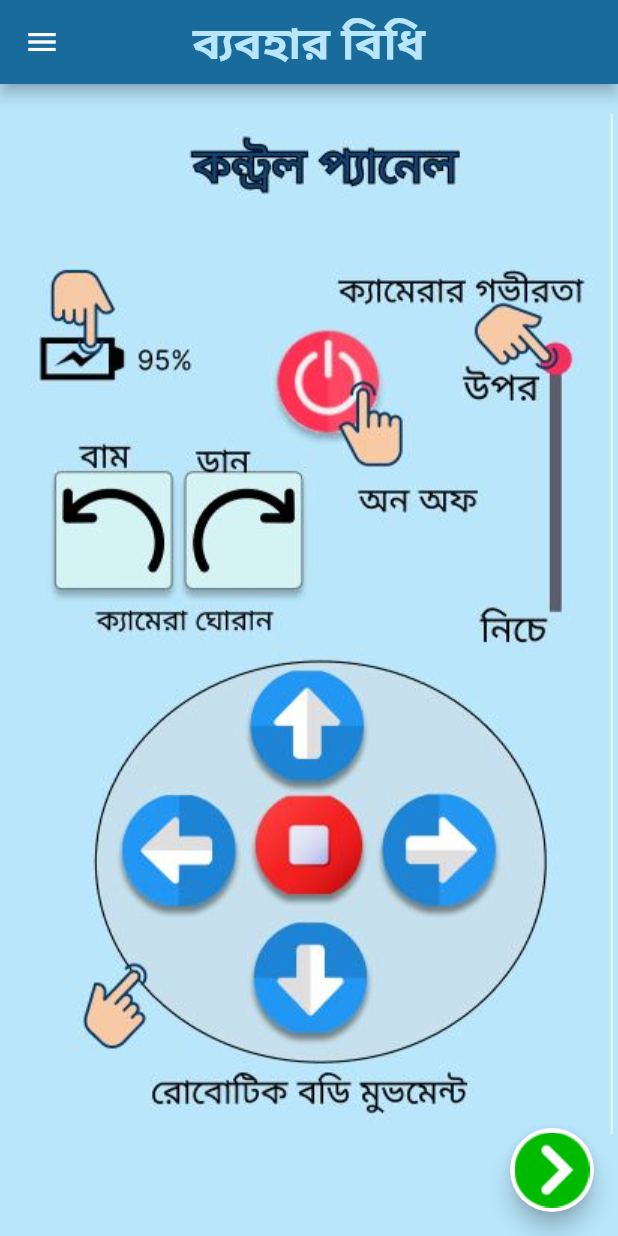
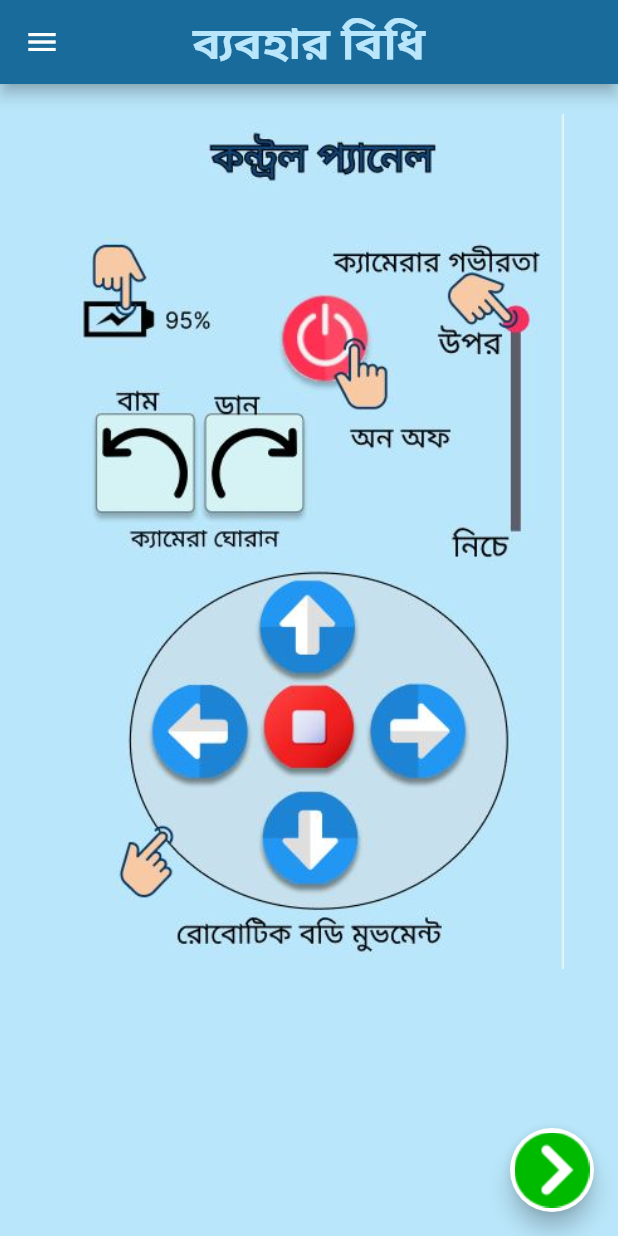
Before and after one commit to adibhossain/anchor_eye, a Flutter app: the Manual1 screen opened by its route, on a phone screen of 412 x 824 dp. Run offline on Flutter 3.47's test engine with Material 2 defaults, Android fonts, the phone set to English and light mode, and no system bars; our stand-ins replace flutter_spinkit, sidebarx, syncfusion_flutter_charts.

Commit message:
fixed manual image size

```diff
--- a/lib/pages/manual1.dart
+++ b/lib/pages/manual1.dart
@@ -44,7 +44,11 @@ class _Manual1State extends State<Manual1> {
               //SizedBox(height: 60),
               SizedBox(height: 20),
               // SizedBox(height: 1),
-              Image.asset('assets/m1.JPG'),
+              Image(
+                image: AssetImage('assets/m1.JPG'),
+                height: 570.0,
+                width: 570.0,
+              ),
               // height:150,
               // width:100,
               // SizedBox(height: 0),
--- a/lib/pages/manual2.dart
+++ b/lib/pages/manual2.dart
@@ -35,7 +35,11 @@ class _manual2State extends State<manual2> {
             children: <Widget>[
               //SizedBox(height: 60),
               SizedBox(height: 30),
-              Image.asset('assets/m2.JPG'),
+              Image(
+                image: AssetImage('assets/m2.JPG'),
+                height: 500.0,
+                width: 500.0,
+              ),
               // SizedBox(height: 0),
               Container(
                 child: Text(
```
